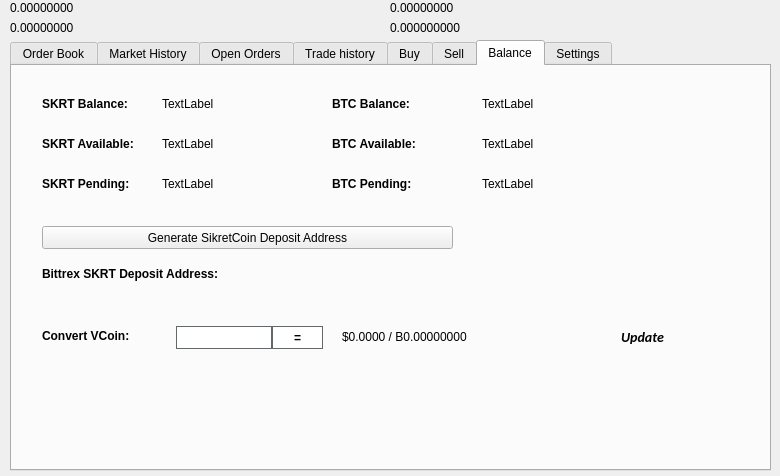
undrxcoin/undrxcoin, file src/qt/forms/tradingdialog.ui: the form before one commit.
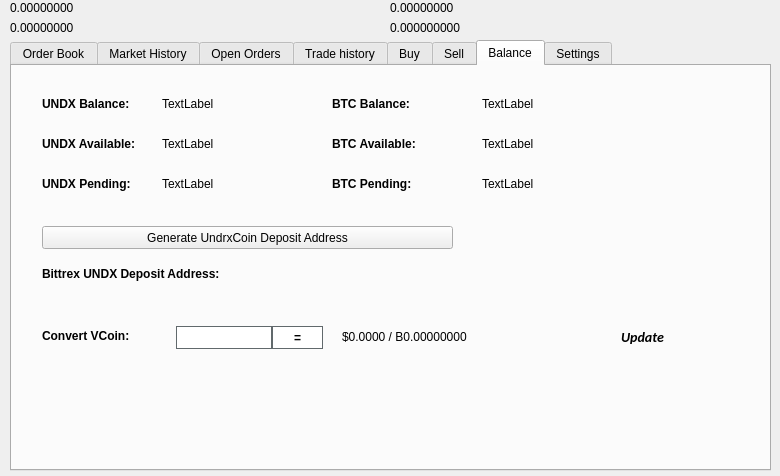
The form after the commit. The open tabs and pages were chosen to show the change. Icons and pictures are not drawn.

```diff
--- a/src/qt/forms/tradingdialog.ui
+++ b/src/qt/forms/tradingdialog.ui
@@ -2762,7 +2762,7 @@
       </font>
      </property>
      <property name="text">
-      <string>SKRT Balance:</string>
+      <string>UNDX Balance:</string>
      </property>
     </widget>
     <widget class="QLabel" name="label_12">
@@ -2813,7 +2813,7 @@
       </font>
      </property>
      <property name="text">
-      <string>SKRT Available:</string>
+      <string>UNDX Available:</string>
      </property>
     </widget>
     <widget class="QLabel" name="label_14">
@@ -2832,7 +2832,7 @@
       </font>
      </property>
      <property name="text">
-      <string>SKRT Pending:</string>
+      <string>UNDX Pending:</string>
      </property>
     </widget>
     <widget class="QLabel" name="SKRTPendingLabel">
@@ -2928,7 +2928,7 @@
       </font>
      </property>
      <property name="text">
-      <string>Bittrex SKRT Deposit Address:</string>
+      <string>Bittrex UNDX Deposit Address:</string>
      </property>
     </widget>
     <widget class="QPushButton" name="GenDepositBTN">
@@ -2941,7 +2941,7 @@
       </rect>
      </property>
      <property name="text">
-      <string>Generate SikretCoin Deposit Address</string>
+      <string>Generate UndrxCoin Deposit Address</string>
      </property>
      <property name="icon">
       <iconset resource="../skrt.qrc">
```
Left out of the diff: 46 changed lines with no effect on the pictures.
